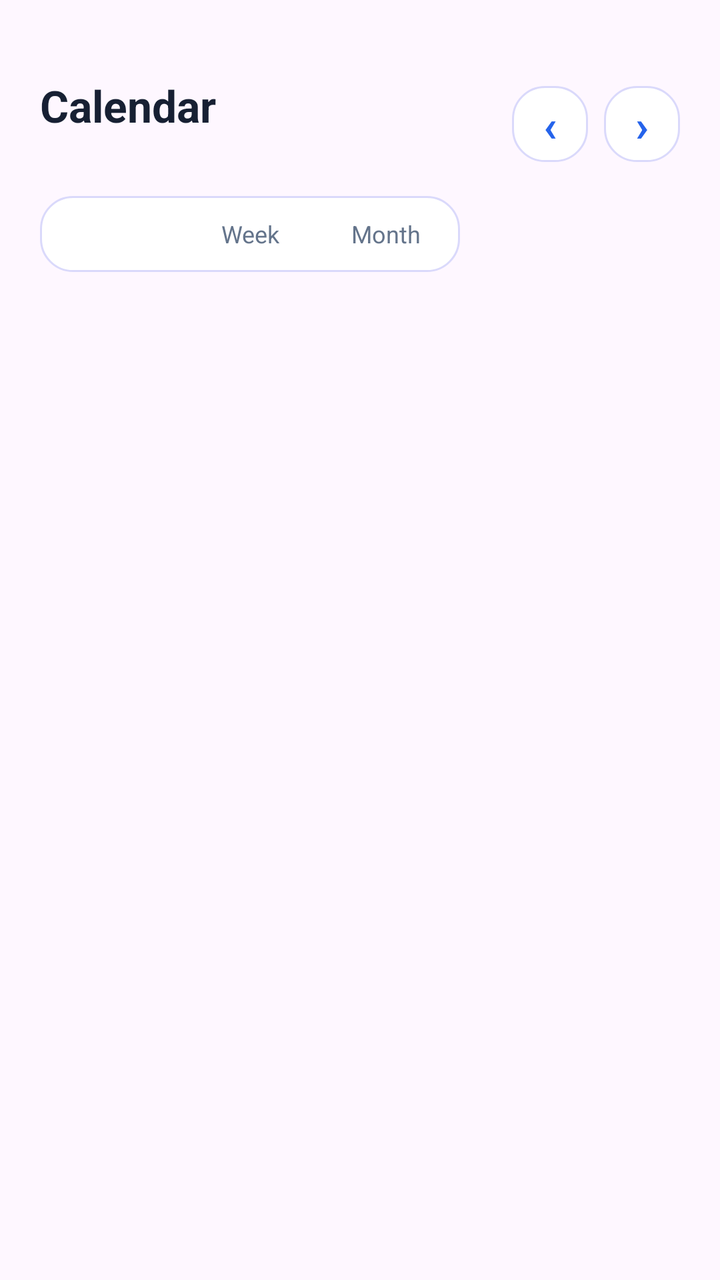
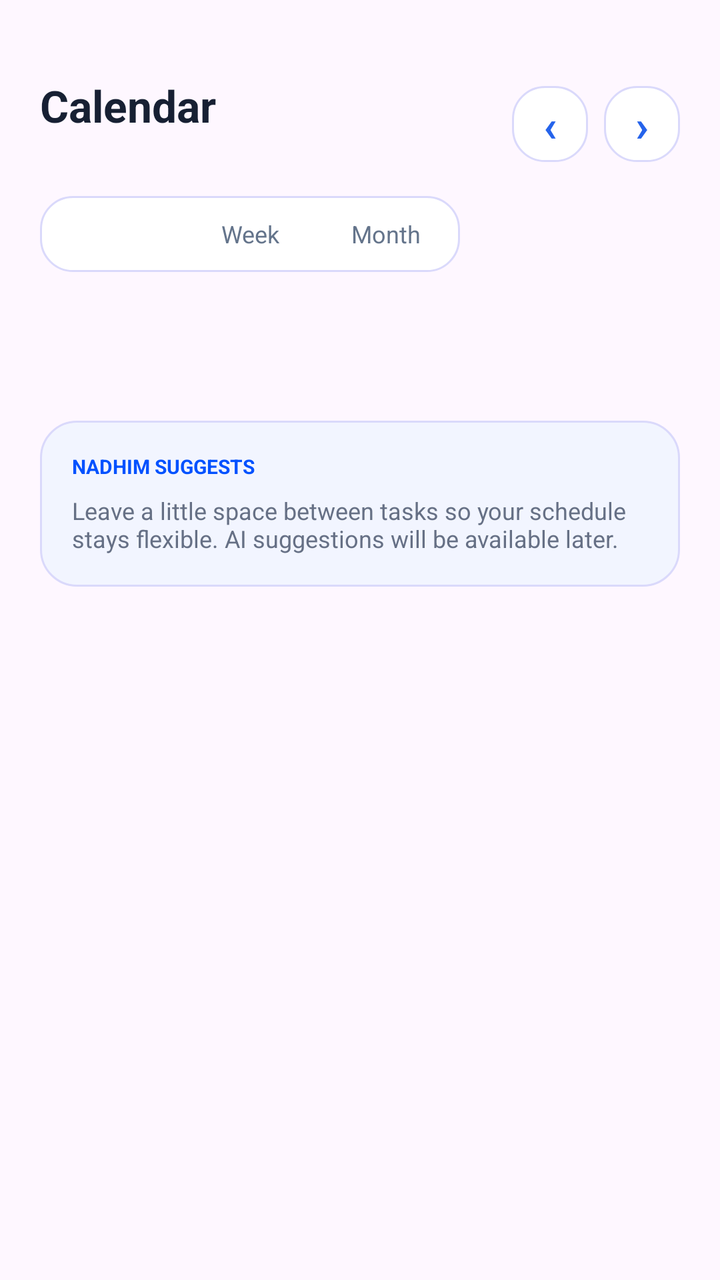

An Android layout rendered at two revisions. The XML below is the earlier revision; the diff shows what the commit changed to produce the second picture.
<!-- AndroidManifest.xml: application theme AppTheme -->
<!-- res/layout/activity_calendar.xml -->
<?xml version="1.0" encoding="utf-8"?>
<LinearLayout xmlns:android="http://schemas.android.com/apk/res/android"
    android:layout_width="match_parent"
    android:layout_height="match_parent"
    android:orientation="vertical">

    <ScrollView
        android:layout_width="match_parent"
        android:layout_height="0dp"
        android:layout_weight="1"
        android:fillViewport="true">

        <LinearLayout
            android:layout_width="match_parent"
            android:layout_height="wrap_content"
            android:orientation="vertical"
            android:paddingStart="20dp"
            android:paddingTop="16dp"
            android:paddingEnd="20dp"
            android:paddingBottom="20dp">


            
            <LinearLayout
                android:layout_width="match_parent"
                android:layout_height="wrap_content"
                android:layout_marginTop="22dp"
                android:gravity="center_vertical"
                android:orientation="horizontal">

                <LinearLayout
                    android:layout_width="0dp"
                    android:layout_height="wrap_content"
                    android:layout_weight="1"
                    android:orientation="vertical">

                    <TextView
                        android:layout_width="wrap_content"
                        android:layout_height="wrap_content"
                        android:text="Calendar"
                        android:textColor="#172033"
                        android:textSize="22sp"
                        android:textStyle="bold" />

                    <TextView
                        android:id="@+id/calendarMonthText"
                        android:layout_width="wrap_content"
                        android:layout_height="wrap_content"
                        android:layout_marginTop="1dp"
                        android:textColor="#64748B"
                        android:textSize="13sp" />
                </LinearLayout>

                <TextView
                    android:id="@+id/prevButton"
                    android:layout_width="38dp"
                    android:layout_height="38dp"
                    android:background="@drawable/bg_card"
                    android:gravity="center"
                    android:text="‹"
                    android:textColor="#2563EB"
                    android:textSize="22sp"
                    android:textStyle="bold" />

                <TextView
                    android:id="@+id/nextButton"
                    android:layout_width="38dp"
                    android:layout_height="38dp"
                    android:layout_marginStart="8dp"
                    android:background="@drawable/bg_card"
                    android:gravity="center"
                    android:text="›"
                    android:textColor="#2563EB"
                    android:textSize="22sp"
                    android:textStyle="bold" />
            </LinearLayout>

            
            <LinearLayout
                android:layout_width="wrap_content"
                android:layout_height="wrap_content"
                android:layout_marginTop="12dp"
                android:background="@drawable/bg_card"
                android:orientation="horizontal"
                android:padding="3dp">

                <TextView
                    android:id="@+id/dayTab"
                    android:layout_width="68dp"
                    android:layout_height="32dp"
                    android:gravity="center"
                    android:text="Day"
                    android:textColor="#FFFFFF"
                    android:textSize="12sp"
                    android:textStyle="bold" />

                <TextView
                    android:id="@+id/weekTab"
                    android:layout_width="68dp"
                    android:layout_height="32dp"
                    android:gravity="center"
                    android:text="Week"
                    android:textColor="#64748B"
                    android:textSize="12sp" />

                <TextView
                    android:id="@+id/monthTab"
                    android:layout_width="68dp"
                    android:layout_height="32dp"
                    android:gravity="center"
                    android:text="Month"
                    android:textColor="#64748B"
                    android:textSize="12sp" />
            </LinearLayout>

            
            <LinearLayout
                android:id="@+id/weekDaysContainer"
                android:layout_width="match_parent"
                android:layout_height="wrap_content"
                android:layout_marginTop="12dp"
                android:orientation="horizontal"
                android:weightSum="7" />

            
            <LinearLayout
                android:id="@+id/monthGrid"
                android:layout_width="match_parent"
                android:layout_height="wrap_content"
                android:layout_marginTop="12dp"
                android:orientation="vertical"
                android:visibility="gone" />

            
            <TextView
                android:id="@+id/agendaDateText"
                android:layout_width="wrap_content"
                android:layout_height="wrap_content"
                android:layout_marginTop="14dp"
                android:layout_marginBottom="8dp"
                android:textColor="#334155"
                android:textSize="15sp"
                android:textStyle="bold" />

            <LinearLayout
                android:id="@+id/agendaContainer"
                android:layout_width="match_parent"
                android:layout_height="wrap_content"
                android:orientation="vertical" />
        </LinearLayout>
    </ScrollView>
</LinearLayout>
<!-- resources referenced by this layout -->
<resources>
  <!-- drawable bg_card (drawable) -->
  <?xml version="1.0" encoding="utf-8"?>
  <shape xmlns:android="http://schemas.android.com/apk/res/android"
      android:shape="rectangle">
      <corners android:radius="16dp" />
      <solid android:color="@color/card_background" />
      <stroke android:width="1dp" android:color="@color/border" />
  </shape>
  <style name="AppTheme" parent="android:style/Theme.Material.Light.NoActionBar">
          <item name="android:windowBackground">@color/screen_background</item>
          <item name="android:statusBarColor">@color/screen_background</item>
          <item name="android:windowLightStatusBar">true</item>
          <item name="android:navigationBarColor">@color/screen_background</item>
      </style>
  <color name="card_background">#FFFFFF</color>
  <color name="border">#DAD9FB</color>
  <color name="screen_background">#FAFFFE</color>
</resources>

<!-- the commit's change to res/layout/activity_calendar.xml (unified diff, before → after) -->
@@ -146,7 +146,30 @@
                 android:id="@+id/agendaContainer"
                 android:layout_width="match_parent"
                 android:layout_height="wrap_content"
-                android:orientation="vertical" />
+                android:orientation="vertical" />            <LinearLayout
+                android:layout_width="match_parent"
+                android:layout_height="wrap_content"
+                android:layout_marginTop="20dp"
+                android:background="@drawable/bg_suggestion"
+                android:orientation="vertical"
+                android:padding="16dp">
+
+                <TextView
+                    android:layout_width="wrap_content"
+                    android:layout_height="wrap_content"
+                    android:text="NADHIM SUGGESTS"
+                    android:textColor="@color/brand_blue"
+                    android:textSize="10sp"
+                    android:textStyle="bold" />
+
+                <TextView
+                    android:layout_width="match_parent"
+                    android:layout_height="wrap_content"
+                    android:layout_marginTop="7dp"
+                    android:text="Leave a little space between tasks so your schedule stays flexible. AI suggestions will be available later."
+                    android:textColor="@color/text_secondary"
+                    android:textSize="12sp" />
+            </LinearLayout>
         </LinearLayout>
     </ScrollView>
 </LinearLayout>
<!-- resource entries referenced after the edit -->
@@ -1,11 +1,21 @@
 <!-- resources referenced by this layout -->
 <resources>
+  <color name="brand_blue">#0051FF</color>
+  <color name="text_secondary">#667085</color>
   <!-- drawable bg_card (drawable) -->
   <?xml version="1.0" encoding="utf-8"?>
   <shape xmlns:android="http://schemas.android.com/apk/res/android"
       android:shape="rectangle">
       <corners android:radius="16dp" />
       <solid android:color="@color/card_background" />
+      <stroke android:width="1dp" android:color="@color/border" />
+  </shape>
+  <!-- drawable bg_suggestion (drawable) -->
+  <?xml version="1.0" encoding="utf-8"?>
+  <shape xmlns:android="http://schemas.android.com/apk/res/android"
+      android:shape="rectangle">
+      <corners android:radius="18dp" />
+      <solid android:color="@color/suggestion_background" />
       <stroke android:width="1dp" android:color="@color/border" />
   </shape>
   <style name="AppTheme" parent="android:style/Theme.Material.Light.NoActionBar">
@@ -16,6 +26,7 @@
       </style>
   <color name="card_background">#FFFFFF</color>
   <color name="border">#DAD9FB</color>
+  <color name="suggestion_background">#F2F5FF</color>
   <color name="screen_background">#FAFFFE</color>
 </resources>
 
